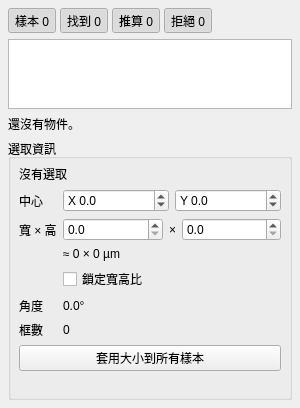
Above: src/presentation/objects/ObjectsPanel.ui from chielinHsu/AutomaticDetectionDev before the change. Below: the same form after it.
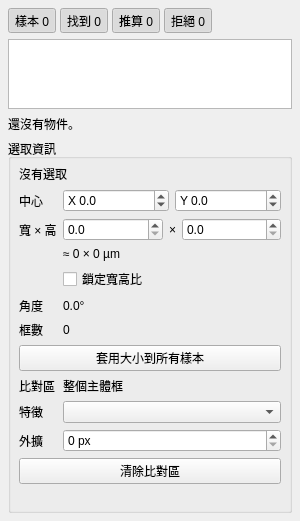
That is the form after the change.

Commit message: [Caspar]feat: 比對區與 CAD 框分開，範本只用樣本裡想要的特徵（ADR-026）

The edit to the form file:
```diff
--- a/src/presentation/objects/ObjectsPanel.ui
+++ b/src/presentation/objects/ObjectsPanel.ui
@@ -352,7 +352,64 @@
         </property>
        </widget>
       </item>
-      <item row="8" column="0" colspan="2">
+      <item row="8" column="0">
+       <widget class="QLabel" name="matchLabel">
+        <property name="text">
+         <string notr="true">比對區</string>
+        </property>
+       </widget>
+      </item>
+      <item row="8" column="1">
+       <widget class="QLabel" name="matchValue">
+        <property name="text">
+         <string notr="true">整個主體框</string>
+        </property>
+        <property name="wordWrap">
+         <bool>true</bool>
+        </property>
+       </widget>
+      </item>
+      <item row="9" column="0">
+       <widget class="QLabel" name="matchModeLabel">
+        <property name="text">
+         <string notr="true">特徵</string>
+        </property>
+       </widget>
+      </item>
+      <item row="9" column="1">
+       <widget class="QComboBox" name="matchMode"/>
+      </item>
+      <item row="10" column="0">
+       <widget class="QLabel" name="matchGrowLabel">
+        <property name="text">
+         <string notr="true">外擴</string>
+        </property>
+       </widget>
+      </item>
+      <item row="10" column="1">
+       <widget class="QSpinBox" name="matchGrow">
+        <property name="keyboardTracking">
+         <bool>false</bool>
+        </property>
+        <property name="suffix">
+         <string notr="true"> px</string>
+        </property>
+        <property name="minimum">
+         <number>0</number>
+        </property>
+        <property name="maximum">
+         <number>20</number>
+        </property>
+       </widget>
+      </item>
+      <item row="11" column="0" colspan="2">
+       <widget class="QPushButton" name="matchClear">
+        <property name="text">
+         <string notr="true">清除比對區</string>
+        </property>
+       </widget>
+      </item>
+      <item row="12" column="0" colspan="2">
        <widget class="QLabel" name="selectionNote">
         <property name="text">
          <string notr="true"/>
```
The commit also changes 88 other files.
